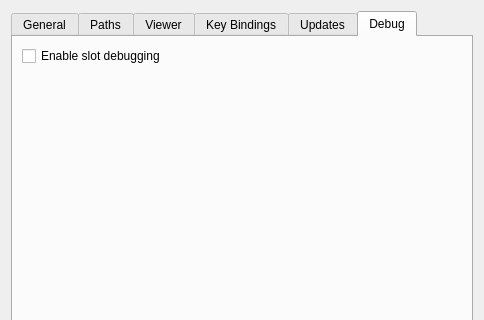
The window that OpenFlipper/widgets/optionsWidget/optionsWidget.ui (ShenRen/OpenFlipper) describes before a commit, drawn with Qt 5; both pictures show x 0 to 484 and y 0 to 320 of the 484 by 763 pixel window.
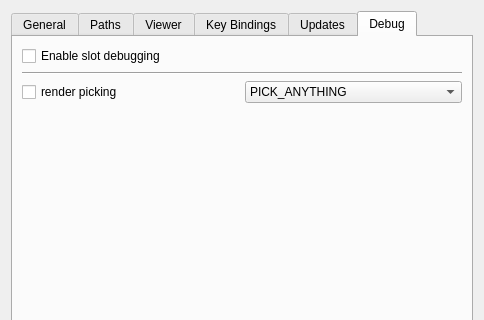
The same window after the commit. The open tabs and pages were chosen to show the change.

Commit message: Enabled Picking Mode debugger in OpenFLipper

Patch:
```diff
--- a/OpenFlipper/widgets/optionsWidget/optionsWidget.ui
+++ b/OpenFlipper/widgets/optionsWidget/optionsWidget.ui
@@ -550,7 +550,7 @@
         <x>0</x>
         <y>0</y>
         <width>462</width>
-        <height>685</height>
+        <height>677</height>
        </rect>
       </property>
       <attribute name="title" >
@@ -592,6 +592,59 @@
          </item>
         </layout>
        </item>
+       <item>
+        <widget class="Line" name="line_2" >
+         <property name="orientation" >
+          <enum>Qt::Horizontal</enum>
+         </property>
+        </widget>
+       </item>
+       <item>
+        <layout class="QHBoxLayout" name="horizontalLayout_9" >
+         <item>
+          <widget class="QCheckBox" name="renderPicking" >
+           <property name="toolTip" >
+            <string>&lt;!DOCTYPE HTML PUBLIC "-//W3C//DTD HTML 4.0//EN" "http://www.w3.org/TR/REC-html40/strict.dtd">
+&lt;html>&lt;head>&lt;meta name="qrichtext" content="1" />&lt;style type="text/css">
+p, li { white-space: pre-wrap; }
+&lt;/style>&lt;/head>&lt;body style=" font-family:'Arial'; font-size:11pt; font-weight:400; font-style:normal;">
+&lt;p style=" margin-top:0px; margin-bottom:0px; margin-left:0px; margin-right:0px; -qt-block-indent:0; text-indent:0px;">Print information about plugins calling specific slots&lt;br />Currently supported slots:&lt;br />- updateView()&lt;/p>
+&lt;p style=" margin-top:0px; margin-bottom:0px; margin-left:0px; margin-right:0px; -qt-block-indent:0; text-indent:0px;">- updated_objects( id )&lt;/p>&lt;/body>&lt;/html></string>
+           </property>
+           <property name="statusTip" >
+            <string>Print information about plugins calling specific slots</string>
+           </property>
+           <property name="text" >
+            <string>render picking</string>
+           </property>
+          </widget>
+         </item>
+         <item>
+          <widget class="QComboBox" name="pickingRenderMode" >
+           <item>
+            <property name="text" >
+             <string>PICK_ANYTHING</string>
+            </property>
+           </item>
+           <item>
+            <property name="text" >
+             <string>PICK_VERTEX</string>
+            </property>
+           </item>
+           <item>
+            <property name="text" >
+             <string>PICK_EDGE</string>
+            </property>
+           </item>
+           <item>
+            <property name="text" >
+             <string>PICK_FACE</string>
+            </property>
+           </item>
+          </widget>
+         </item>
+        </layout>
+       </item>
        <item>
         <spacer name="verticalSpacer_3" >
          <property name="orientation" >
```
Left out of the diff: 8 changed lines with no effect on the pictures. The commit also changes 5 other files.
